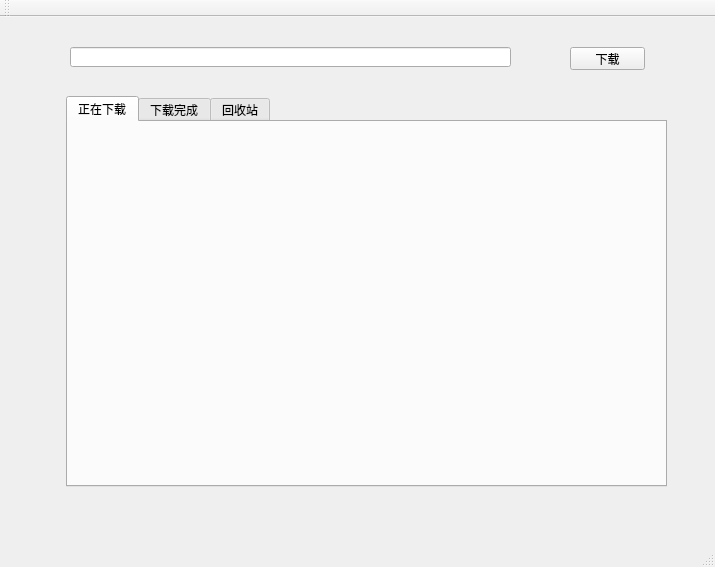
This is version3_2--MulThread_real_MoveToThread/mainwindow.ui in BoolYing/Multi-Thread_FileDown as Qt 5 draws it before an edit. The edited form follows.
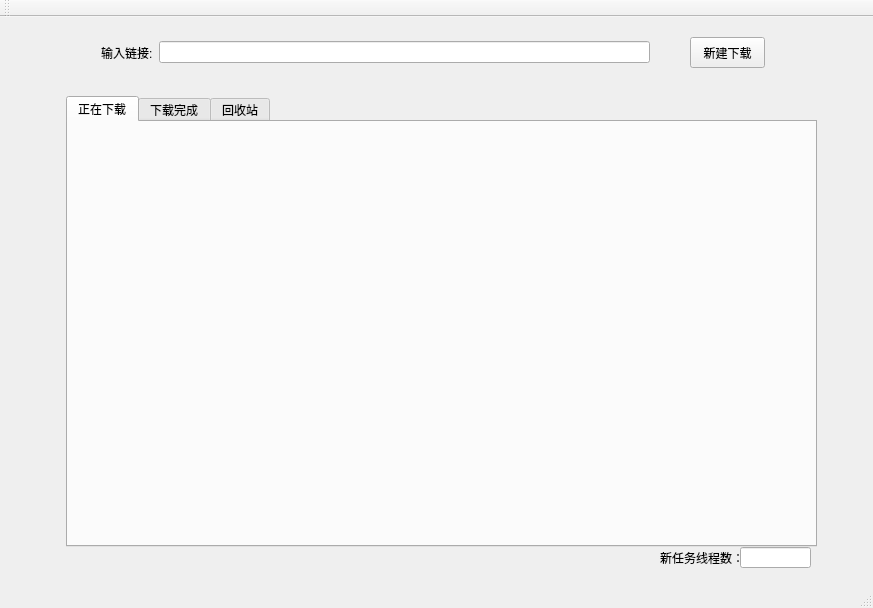
This is the edited form.

Commit message: 断点续传已经完善 实现了磁盘空间不足的处理 实现了同一时间下载相同任务的处理 下一个版本-->完善 正在下载、下载完成、回收站的逻辑。

What changed in the file:
```diff
--- a/version3_2--MulThread_real_MoveToThread/mainwindow.ui
+++ b/version3_2--MulThread_real_MoveToThread/mainwindow.ui
@@ -6,8 +6,8 @@
    <rect>
     <x>0</x>
     <y>0</y>
-    <width>715</width>
-    <height>567</height>
+    <width>873</width>
+    <height>608</height>
    </rect>
   </property>
   <property name="windowTitle">
@@ -17,24 +17,14 @@
    <widget class="QPushButton" name="pushButton">
     <property name="geometry">
      <rect>
-      <x>570</x>
-      <y>30</y>
+      <x>690</x>
+      <y>20</y>
       <width>75</width>
-      <height>23</height>
+      <height>31</height>
      </rect>
     </property>
     <property name="text">
-     <string>下载</string>
-    </property>
-   </widget>
-   <widget class="QLineEdit" name="lineEdit">
-    <property name="geometry">
-     <rect>
-      <x>70</x>
-      <y>30</y>
-      <width>441</width>
-      <height>20</height>
-     </rect>
+     <string>新建下载</string>
     </property>
    </widget>
    <widget class="QTabWidget" name="tabWidget">
@@ -42,8 +32,8 @@
      <rect>
       <x>66</x>
       <y>79</y>
-      <width>601</width>
-      <height>391</height>
+      <width>751</width>
+      <height>451</height>
      </rect>
     </property>
     <property name="currentIndex">
@@ -65,6 +55,51 @@
      </attribute>
     </widget>
    </widget>
+   <widget class="QLineEdit" name="lineEdit_2">
+    <property name="geometry">
+     <rect>
+      <x>740</x>
+      <y>530</y>
+      <width>71</width>
+      <height>21</height>
+     </rect>
+    </property>
+   </widget>
+   <widget class="QLabel" name="label_2">
+    <property name="geometry">
+     <rect>
+      <x>660</x>
+      <y>530</y>
+      <width>96</width>
+      <height>21</height>
+     </rect>
+    </property>
+    <property name="text">
+     <string>新任务线程数：</string>
+    </property>
+   </widget>
+   <widget class="QWidget" name="">
+    <property name="geometry">
+     <rect>
+      <x>90</x>
+      <y>10</y>
+      <width>571</width>
+      <height>51</height>
+     </rect>
+    </property>
+    <layout class="QHBoxLayout" name="horizontalLayout">
+     <item>
+      <widget class="QLabel" name="label">
+       <property name="text">
+        <string>输入链接:</string>
+       </property>
+      </widget>
+     </item>
+     <item>
+      <widget class="QLineEdit" name="lineEdit"/>
+     </item>
+    </layout>
+   </widget>
   </widget>
   <widget class="QMenuBar" name="menuBar">
    <property name="geometry">
```
Left out of the diff: 2 changed lines with no effect on the pictures. The commit also changes 7 other files.
